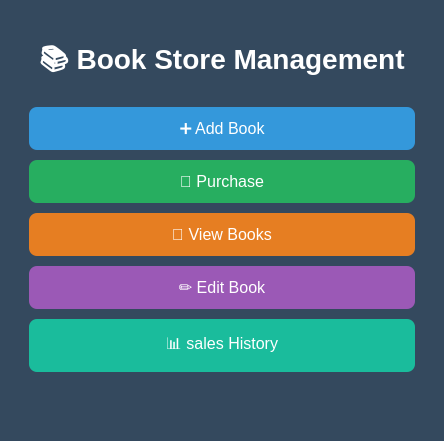
Qt form mainwindow.ui (konynour/Book-Store-Management) before a commit.
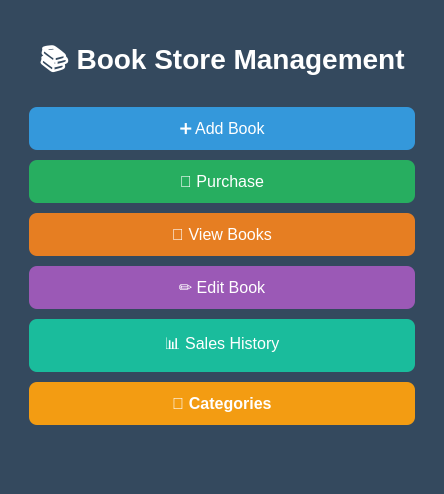
The same form after that commit.

Commit message: Updated login page UI and added categories module

Diff of the .ui file:
```diff
--- a/mainwindow.ui
+++ b/mainwindow.ui
@@ -167,7 +167,7 @@
        <item>
         <widget class="QPushButton" name="bookDetailsButton">
          <property name="text">
-          <string>📊 sales History</string>
+          <string>📊 Sales History</string>
          </property>
          <property name="minimumHeight">
           <number>50</number>
@@ -192,6 +192,35 @@
          </property>
         </widget>
        </item>
+       <item>
+        <widget class="QPushButton" name="categoriesButton">
+         <property name="text">
+          <string>📂 Categories</string>
+         </property>
+         <property name="minimumHeight">
+          <number>50</number>
+         </property>
+         <property name="styleSheet">
+          <string notr="true">
+           QPushButton {
+               background-color: #f39c12;
+               color: white;
+               font-size: 16px;
+               font-weight: bold;
+               border-radius: 8px;
+               padding: 12px;
+               border: none;
+           }
+           QPushButton:hover {
+               background-color: #e67e22;
+           }
+           QPushButton:pressed {
+               background-color: #ca6f1e;
+           }
+          </string>
+         </property>
+        </widget>
+       </item>
       </layout>
      </widget>
     </item>
```
The commit also changes 565 other files.
